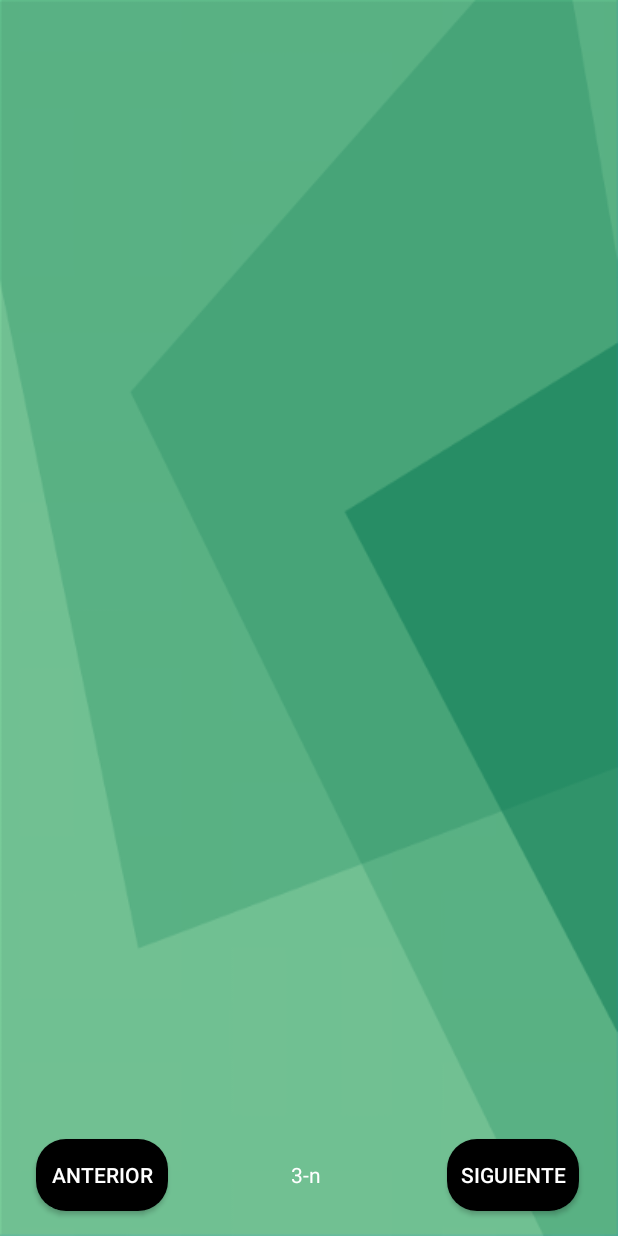
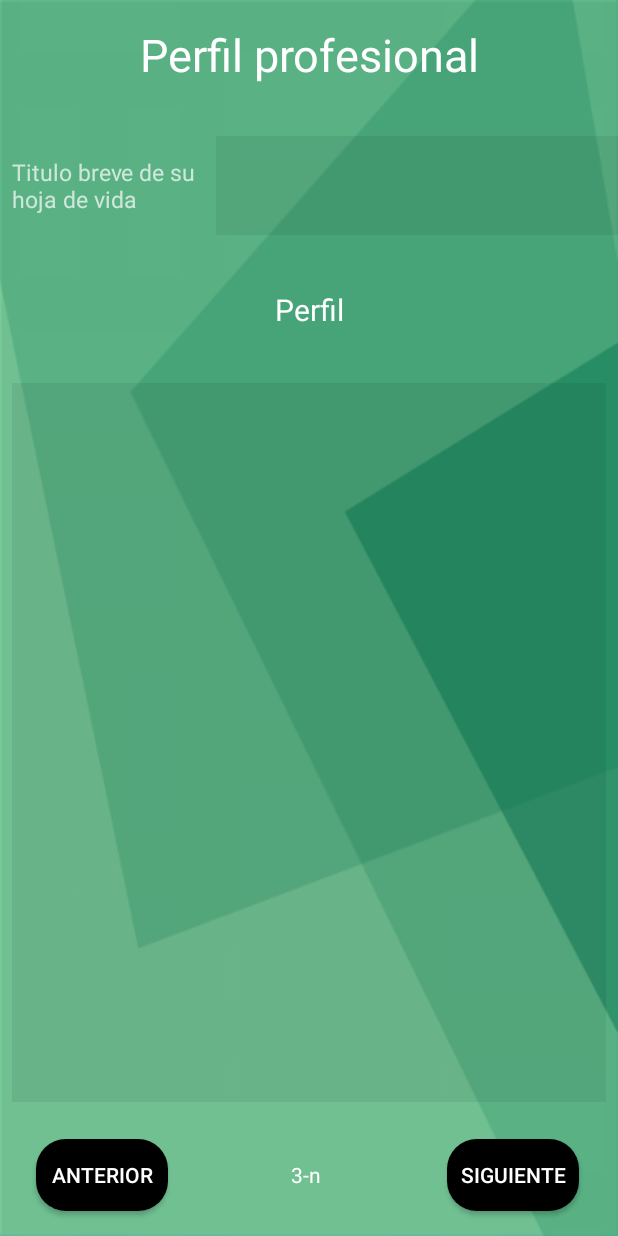
Before and after one commit to topassky/Abogados, an Android app: the registro_datos_personales3 screen opened directly, with no data from a screen before it, on a phone screen of 412 x 824 dp. Run offline under Robolectric (Android 15) with nearby library versions, the phone set to English and light mode, and no system bars.

Commit message:
nuevo layout 4

```diff
--- a/app/src/main/res/layout/activity_registro_datos_personales3.xml
+++ b/app/src/main/res/layout/activity_registro_datos_personales3.xml
@@ -4,14 +4,36 @@
     xmlns:tools="http://schemas.android.com/tools"
     android:layout_width="match_parent"
     android:layout_height="match_parent"
-    tools:context=".ui.hojaVida.registro_datos_personales3"
-    android:background="@drawable/brackground_02">
+    android:background="@drawable/brackground_02"
+    tools:context=".ui.hojaVida.registro_datos_personales3">
+
+    <androidx.constraintlayout.widget.Guideline
+        android:id="@+id/guideline"
+        android:layout_width="wrap_content"
+        android:layout_height="wrap_content"
+        android:orientation="horizontal"
+        app:layout_constraintGuide_percent="0.1" />
+
+    <TextView
+        android:layout_width="wrap_content"
+        android:layout_height="0dp"
+        android:layout_marginTop="16dp"
+        android:text="Perfil profesional"
+        android:textColor="#ffffff"
+        android:textSize="30dp"
+        app:layout_constraintBottom_toTopOf="@+id/guideline"
+        app:layout_constraintEnd_toEndOf="parent"
+        app:layout_constraintStart_toStartOf="parent"
+        app:layout_constraintTop_toTopOf="parent" />
+
+
     <androidx.constraintlayout.widget.Guideline
         android:id="@+id/guideline9"
         android:layout_width="wrap_content"
         android:layout_height="wrap_content"
         android:orientation="horizontal"
         app:layout_constraintGuide_percent="0.9015048" />
+
     <androidx.constraintlayout.widget.Guideline
         android:id="@+id/guideline10"
         android:layout_width="wrap_content"
@@ -30,9 +52,9 @@
         android:id="@+id/Anteorior"
         android:layout_width="wrap_content"
         android:layout_height="wrap_content"
+        android:background="@drawable/button_rectange_color"
+        android:onClick="OnClickSiguiente"
         android:text="ANTERIOR"
-        android:onClick="OnClickSiguiente"
-        android:background="@drawable/button_rectange_color"
         app:layout_constraintBottom_toBottomOf="parent"
         app:layout_constraintEnd_toStartOf="@+id/guideline10"
         app:layout_constraintStart_toStartOf="parent"
@@ -43,21 +65,95 @@
         android:layout_width="0dp"
         android:layout_height="0dp"
         android:gravity="center"
+        android:text="3-n"
         android:textColor="#ffffff"
-        android:text="3-n"
         app:layout_constraintBottom_toBottomOf="parent"
         app:layout_constraintEnd_toStartOf="@+id/guideline13"
         app:layout_constraintStart_toStartOf="@+id/guideline10"
         app:layout_constraintTop_toTopOf="@+id/guideline9" />
+
     <Button
         android:id="@+id/Siguiente1"
         android:layout_width="wrap_content"
         android:layout_height="wrap_content"
+        android:background="@drawable/button_rectange_color"
         android:onClick="OnClickSiguiente"
         android:text="Siguiente"
-        android:background="@drawable/button_rectange_color"
         app:layout_constraintBottom_toBottomOf="parent"
         app:layout_constraintEnd_toEndOf="parent"
         app:layout_constraintStart_toStartOf="@+id/guideline13"
         app:layout_constraintTop_toTopOf="@+id/guideline9" />
+
+    <androidx.constraintlayout.widget.Guideline
+        android:id="@+id/guideline21"
+        android:layout_width="wrap_content"
+        android:layout_height="wrap_content"
+        android:orientation="horizontal"
+        app:layout_constraintGuide_percent="0.2" />
+
+    <TextView
+        android:id="@+id/textView9"
+        android:layout_width="0dp"
+        android:layout_height="0dp"
+        android:layout_marginStart="8dp"
+        android:layout_marginLeft="8dp"
+        android:gravity="center_vertical"
+        android:text="Titulo breve de su hoja de vida"
+        android:textSize="15dp"
+        app:layout_constraintBottom_toTopOf="@+id/guideline21"
+        app:layout_constraintEnd_toStartOf="@+id/guideline10"
+        app:layout_constraintStart_toStartOf="parent"
+        app:layout_constraintTop_toTopOf="@+id/guideline" />
+
+    <EditText
+        android:id="@+id/textView10"
+        android:layout_width="0dp"
+        android:layout_height="0dp"
+        android:layout_marginStart="8dp"
+        android:layout_marginLeft="8dp"
+        android:layout_marginTop="8dp"
+        android:layout_marginBottom="8dp"
+        android:background="#11000000"
+        app:layout_constraintBottom_toTopOf="@+id/guideline21"
+        app:layout_constraintEnd_toEndOf="parent"
+        app:layout_constraintStart_toEndOf="@+id/textView9"
+        app:layout_constraintTop_toTopOf="@+id/guideline" />
+
+    <androidx.constraintlayout.widget.Guideline
+        android:id="@+id/guideline22"
+        android:layout_width="wrap_content"
+        android:layout_height="wrap_content"
+        android:orientation="horizontal"
+        app:layout_constraintGuide_percent="0.3" />
+
+    <TextView
+        android:id="@+id/textView11"
+        android:layout_width="wrap_content"
+        android:layout_height="wrap_content"
+        android:text="Perfil"
+        android:textColor="#ffffff"
+        android:textSize="20dp"
+        app:layout_constraintBottom_toTopOf="@+id/guideline22"
+        app:layout_constraintEnd_toEndOf="parent"
+        app:layout_constraintStart_toStartOf="parent"
+        app:layout_constraintTop_toTopOf="@+id/guideline21" />
+
+    <EditText
+        android:id="@+id/textView12"
+        android:layout_width="0dp"
+        android:layout_height="0dp"
+        android:layout_marginStart="8dp"
+        android:layout_marginLeft="8dp"
+        android:layout_marginTop="8dp"
+        android:layout_marginEnd="8dp"
+        android:layout_marginRight="8dp"
+        android:layout_marginBottom="8dp"
+        android:background="#11000000"
+        android:gravity="fill_horizontal"
+        app:layout_constraintBottom_toTopOf="@+id/guideline9"
+        app:layout_constraintEnd_toEndOf="parent"
+        app:layout_constraintStart_toStartOf="parent"
+        app:layout_constraintTop_toTopOf="@+id/guideline22" />
+
+
 </androidx.constraintlayout.widget.ConstraintLayout>
```
Also changed, not shown: app/src/main/AndroidManifest.xml (+4 -3 lines), app/src/main/java/com/comcop/abogados/ui/hojaVida/registro_datos_personales4.java (+16 -0 lines), app/src/main/java/com/comcop/abogados/ui/hojaVida/registro_datos_personales5.java (added, +16 -0 lines), app/src/main/res/layout/activity_registro_datos_personales1.xml (+6 -2 lines), app/src/main/res/layout/activity_registro_datos_personales2.xml (+21 -2 lines), app/src/main/res/layout/activity_registro_datos_personales5.xml (added, +10 -0 lines).
